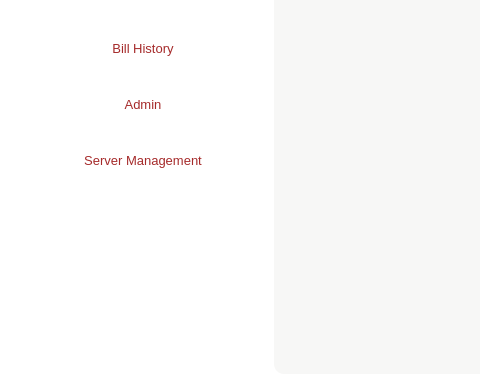
Anmol-A-jain/Dyner, file dyner.ui: the form before one commit; both pictures show x 0 to 480 and y 192 to 584 of the 885 by 584 pixel window.
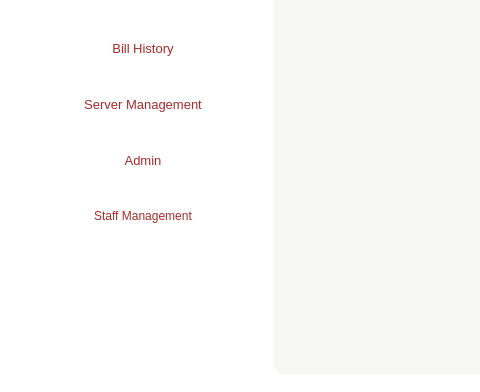
The form after the commit. Icons and pictures are not drawn.

Commit message: staff module added

What changed in the file:
```diff
--- a/dyner.ui
+++ b/dyner.ui
@@ -284,34 +284,6 @@
               </property>
              </widget>
             </item>
-            <item>
-             <widget class="QPushButton" name="parentButtonAdmin">
-              <property name="minimumSize">
-               <size>
-                <width>0</width>
-                <height>50</height>
-               </size>
-              </property>
-              <property name="font">
-               <font>
-                <family>MS Shell Dlg 2</family>
-                <pointsize>10</pointsize>
-                <weight>50</weight>
-                <italic>false</italic>
-                <bold>false</bold>
-               </font>
-              </property>
-              <property name="styleSheet">
-               <string notr="true">border-radius: 10px;
-color : brown;
-border-image: url(:/img/img/ButtonBackground.jpg);
-</string>
-              </property>
-              <property name="text">
-               <string>Admin</string>
-              </property>
-             </widget>
-            </item>
             <item>
              <widget class="QPushButton" name="parentButtonManagement">
               <property name="minimumSize">
@@ -340,6 +312,53 @@
               </property>
              </widget>
             </item>
+            <item>
+             <widget class="QPushButton" name="parentButtonAdmin">
+              <property name="minimumSize">
+               <size>
+                <width>0</width>
+                <height>50</height>
+               </size>
+              </property>
+              <property name="font">
+               <font>
+                <family>MS Shell Dlg 2</family>
+                <pointsize>10</pointsize>
+                <weight>50</weight>
+                <italic>false</italic>
+                <bold>false</bold>
+               </font>
+              </property>
+              <property name="styleSheet">
+               <string notr="true">border-radius: 10px;
+color : brown;
+border-image: url(:/img/img/ButtonBackground.jpg);
+</string>
+              </property>
+              <property name="text">
+               <string>Admin</string>
+              </property>
+             </widget>
+            </item>
+            <item>
+             <widget class="QPushButton" name="parentButtonStaff">
+              <property name="minimumSize">
+               <size>
+                <width>0</width>
+                <height>50</height>
+               </size>
+              </property>
+              <property name="styleSheet">
+               <string notr="true">border-radius: 10px;
+color : brown;
+border-image: url(:/img/img/ButtonBackground.jpg);
+</string>
+              </property>
+              <property name="text">
+               <string>Staff Management</string>
+              </property>
+             </widget>
+            </item>
             <item>
              <spacer name="verticalSpacer">
               <property name="orientation">
```
The commit also changes 24 other files.
